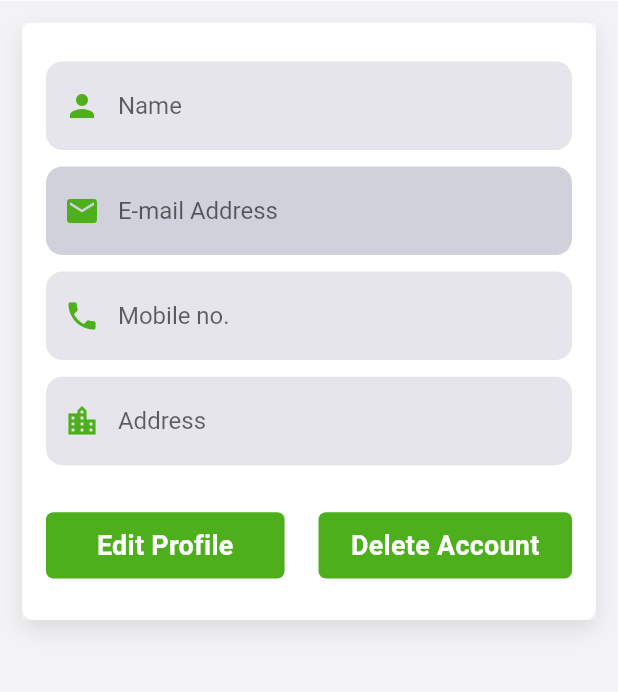
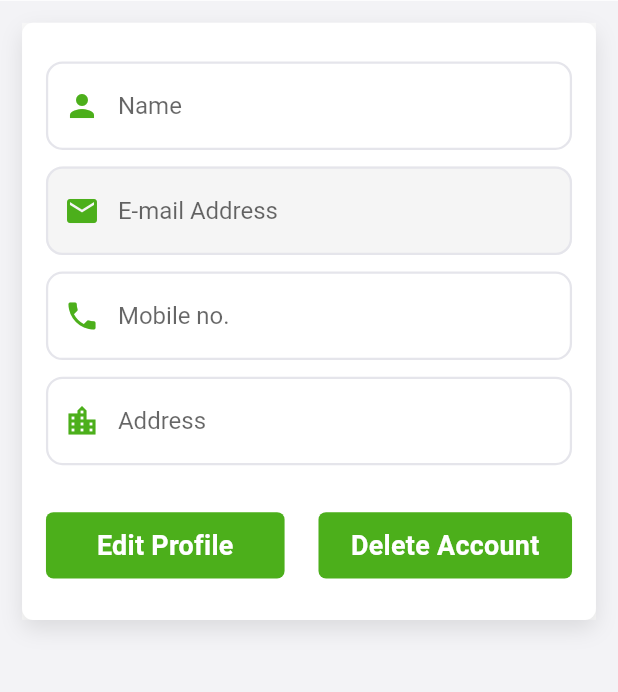
Before and after one commit to ShivD007/mechBazzar, a Flutter app: the ProfileView screen opened by its route, on a phone screen of 412 x 824 dp, the part 82-774 px from its top. Run offline on Flutter 3.47's test engine with Material 2 defaults, Android fonts, the phone set to English and light mode, and no system bars; our stand-ins replace cached_network_image, flutter_html, flutter_screenutil, flutter_svg, fluttertoast, get and 5 more; missing offline and left inert: connectivity_for_web, razorpay_flutter, wakelock_web; accounts and stored records are empty; network calls fail; Roboto replaces fonts that are missing (Mukta, OpenSansRegular); statements that could not run were skipped.

Commit message:
minor changes

```diff
--- a/lib/core/custom_input.dart
+++ b/lib/core/custom_input.dart
@@ -110,7 +110,7 @@ class CustomInput extends StatelessWidget {
         hintStyle: hintStyle,
         counter: showCounter! ? null : Offstage(),
         filled: true,
-        fillColor: fillColor ?? (isReadOnly || !isEnable ? null : AppColors.COLOR_GREY_200),
+        fillColor: fillColor ?? (isReadOnly || !isEnable ? null : AppColors.COLOR_WHITE),
         suffix: suffix,
         isDense: isdense,
         suffixIcon: suffixIcon,
@@ -126,19 +126,19 @@ class CustomInput extends StatelessWidget {
         focusColor: Colors.black12,
         border: OutlineInputBorder(
           borderRadius: BorderRadius.circular(dBorderRadius ?? 12.r),
-          borderSide: BorderSide(color: Colors.transparent, width: 1.5, style: BorderStyle.solid),
+          borderSide: BorderSide(color: AppColors.COLOR_GREY_200, width: 1.5, style: BorderStyle.solid),
         ),
         enabledBorder: OutlineInputBorder(
           borderRadius: BorderRadius.circular(dBorderRadius ?? 12.r),
-          borderSide: BorderSide(color: Colors.transparent, width: 1.5, style: BorderStyle.solid),
+          borderSide: BorderSide(color: AppColors.COLOR_GREY_200, width: 1.5, style: BorderStyle.solid),
         ),
         disabledBorder: OutlineInputBorder(
           borderRadius: BorderRadius.circular(dBorderRadius ?? 12.r),
-          borderSide: BorderSide(color: Colors.transparent, width: 1.5, style: BorderStyle.solid),
+          borderSide: BorderSide(color: AppColors.COLOR_GREY_200, width: 1.5, style: BorderStyle.solid),
         ),
         focusedBorder: OutlineInputBorder(
           borderRadius: BorderRadius.circular(dBorderRadius ?? 12.r),
-          borderSide: BorderSide(color: Colors.transparent, width: 1.5, style: BorderStyle.solid),
+          borderSide: BorderSide(color: AppColors.COLOR_GREY_200, width: 1.5, style: BorderStyle.solid),
         ),
         errorBorder: OutlineInputBorder(
           borderRadius: BorderRadius.circular(dBorderRadius ?? 12.r),
--- a/lib/modules/place_order/views/place_order_view.dart
+++ b/lib/modules/place_order/views/place_order_view.dart
@@ -112,7 +112,6 @@ class PlaceOrderView extends GetView<PlaceOrderController> {
                     controller: controller.countryController,
                     prefixIcon: Icon(Icons.flag),
                     isReadOnly: true,
-                    fillColor: AppColors.COLOR_GREY_300,
                     placeholder: country,
                   ),
                   CustomSpacers.height12,
--- a/lib/modules/profile/views/profile_view.dart
+++ b/lib/modules/profile/views/profile_view.dart
@@ -54,7 +54,6 @@ class ProfileView extends GetView<ProfileController> {
                         CustomInput(
                           controller: controller.emailController,
                           isReadOnly: true,
-                          fillColor: AppColors.COLOR_GREY_300,
                           prefixIcon: Icon(Icons.email),
                           placeholder: email,
                           validator: (val) {
--- a/pubspec.yaml
+++ b/pubspec.yaml
@@ -16,7 +16,7 @@ publish_to: 'none' # Remove this line if you wish to publish to pub.dev
 # https://developer.apple.com/library/archive/documentation/General/Reference/InfoPlistKeyReference/Articles/CoreFoundationKeys.html
 # In Windows, build-name is used as the major, minor, and patch parts
 # of the product and file versions while build-number is used as the build suffix.
-version: 1.0.0+1
+version: 9.0.0+9
 
 environment:
   sdk: '>=2.19.1 <3.0.0'
```
Also changed, not shown: lib/modules/category/views/category_view.dart (+8 -3 lines), 2 other files.
